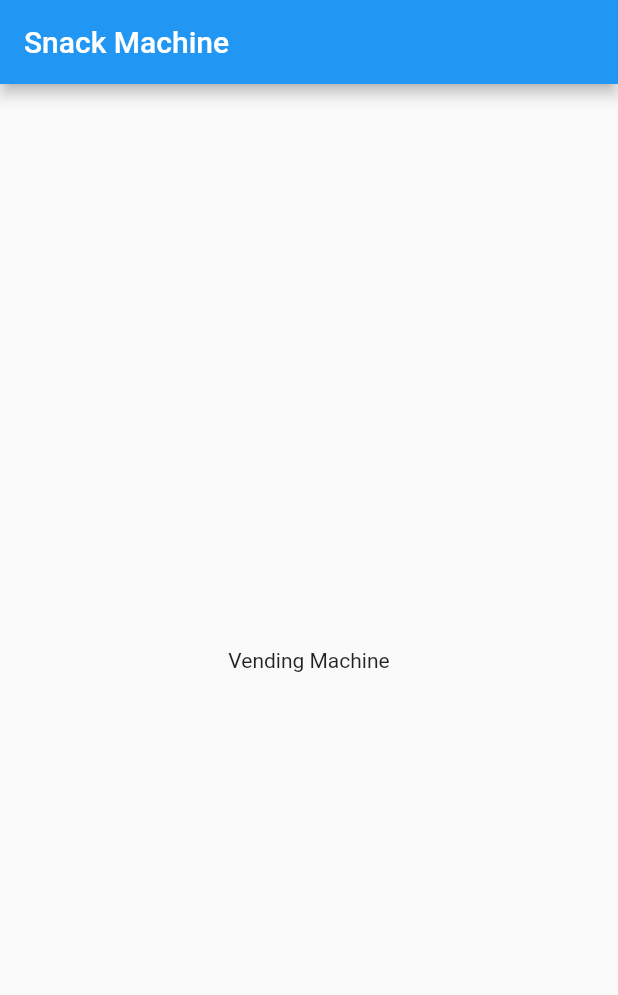
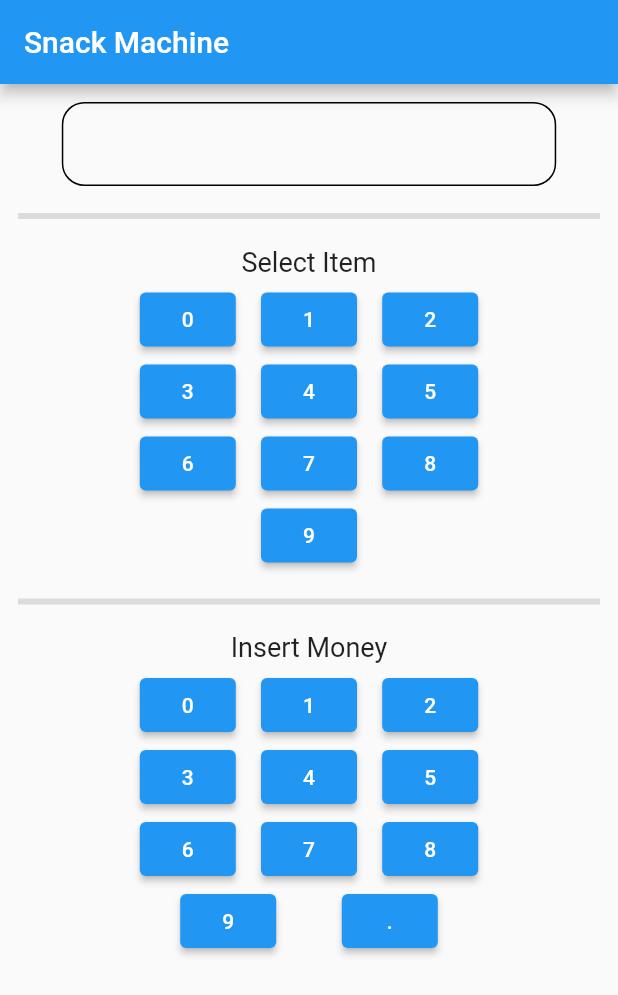
Before and after one commit to laithsiam1/vending-machine, a Flutter app: the screen it shows after launch, on a phone screen of 412 x 824 dp. Shown: the top 995 px of the screen. Run offline on Flutter 3.47's test engine with Material 2 defaults, Android fonts, the light colour scheme and no system bars.

Commit message:
added user-interface on a mobile app

```diff
--- a/lib/main.dart
+++ b/lib/main.dart
@@ -16,6 +16,7 @@ class MyApp extends StatelessWidget {
   Widget build(BuildContext context) {
     return MaterialApp(
       title: 'Vending Machine',
+      debugShowCheckedModeBanner: false,
       theme: ThemeData(
         primarySwatch: Colors.blue,
       ),
@@ -38,7 +39,13 @@ class _SnacksMachineState extends State<SnackMachine> with VendingMachine {
   final int columns = 5;
 
   Item selectedItem = Item(name: '-1');
-  List<List<Item>> items = [[]];
+
+  List<List<Item>> items = List.generate(
+    5,
+    (i) => List.filled(5, Item()),
+    growable: false,
+  );
+
   Map<double, int> availableMoney = {
     50.0: 0,
     20.0: 0,
@@ -52,7 +59,12 @@ class _SnacksMachineState extends State<SnackMachine> with VendingMachine {
   void initState() {
     super.initState();
 
-    initState();
+    initialize();
+
+    print(availableMoney);
+    print(items);
+
+    print(totalAvailableBalance());
   }
 
   void initialize() {
@@ -64,7 +76,7 @@ class _SnacksMachineState extends State<SnackMachine> with VendingMachine {
     for (int r = 0; r < rows; r++)
       for (int c = 0; c < columns; c++)
         items[r][c] = Item(
-          name: 'item $r $c',
+          name: 'item $r$c',
           price: randomNumber,
           quantity: 15,
         );
@@ -76,7 +88,7 @@ class _SnacksMachineState extends State<SnackMachine> with VendingMachine {
 
   double get randomNumber {
     Random random = Random();
-    return random.nextDouble() * 100;
+    return double.parse((random.nextDouble() * 100).toStringAsExponential(2));
   }
 
   double totalAvailableBalance() {
@@ -90,23 +102,30 @@ class _SnacksMachineState extends State<SnackMachine> with VendingMachine {
   }
 
   @override
-  Widget build(BuildContext context) {
-    return Scaffold(
-      appBar: AppBar(
-        title: Text(widget.title),
-      ),
-      body: Center(
-        child: Text('Vending Machine'),
-      ),
-    );
+  void showOnDisplay(String message) {
+    super.showOnDisplay(message);
+
+    keypad.reset();
+
+    setState(() {
+      display.setMessage(message);
+    });
   }
 
   @override
-  void typeOnKeypad(int row, int column) {
+  void readKeypad(int row, int column) {
     keypad.setRow(row);
     keypad.setColumn(column);
 
+    if (!keypad.validateInput()) {
+      showOnDisplay('(item $row$column) not valid');
+
+      return;
+    }
+
     selectedItem = items[row][column];
+
+    print(selectedItem.getName);
 
     // in case there is no enough quantity of this item
     if (selectedItem.getQuantity <= 0) {
@@ -127,7 +146,8 @@ class _SnacksMachineState extends State<SnackMachine> with VendingMachine {
     }
     //else: show the selected item price.
     else {
-      showOnDisplay('${selectedItem.getName} price: ${selectedItem.getPrice}');
+      showOnDisplay(
+          '(${selectedItem.getName}) price: ${selectedItem.getPrice}');
     }
   }
 
@@ -147,8 +167,9 @@ class _SnacksMachineState extends State<SnackMachine> with VendingMachine {
 
       change = calculateChange(remaining);
 
+      // when you have balance in machine but not the appropriate type.
       if (change.isEmpty) {
-        showOnDisplay('no suffecient change');
+        showOnDisplay('no appropriate change');
         return;
       }
 
@@ -162,6 +183,8 @@ class _SnacksMachineState extends State<SnackMachine> with VendingMachine {
     // 1- the inserted balance is equal to item price. (no change is required).
     // 2- if you have enough change to give it back to user.
     selectedItem.subtract();
+
+    showOnDisplay('thank you!');
   }
 
   List<double> calculateChange(double remaining) {
@@ -224,4 +247,102 @@ class _SnacksMachineState extends State<SnackMachine> with VendingMachine {
 
     return change;
   }
+
+  @override
+  Widget build(BuildContext context) {
+    return Scaffold(
+      appBar: AppBar(
+        title: Text(widget.title),
+      ),
+      body: Container(
+        width: MediaQuery.of(context).size.width,
+        padding: EdgeInsets.all(12.0),
+        child: Column(
+          mainAxisAlignment: MainAxisAlignment.start,
+          crossAxisAlignment: CrossAxisAlignment.center,
+          children: [
+            Container(
+              width: MediaQuery.of(context).size.width * 0.8,
+              decoration: BoxDecoration(
+                border: Border.all(),
+                borderRadius: BorderRadius.circular(15),
+              ),
+              alignment: Alignment.center,
+              constraints: BoxConstraints(minHeight: kToolbarHeight),
+              child: Text(
+                display.getMessage(),
+                textAlign: TextAlign.center,
+                style: TextStyle(fontWeight: FontWeight.bold),
+              ),
+            ),
+            Divider(
+              thickness: 4,
+              height: 40,
+            ),
+            Text(
+              'Select Item',
+              style: TextStyle(fontSize: 18),
+            ),
+            SizedBox(
+              height: 4,
+            ),
+            Container(
+              width: MediaQuery.of(context).size.width * 0.6,
+              child: Wrap(
+                alignment: WrapAlignment.spaceEvenly,
+                direction: Axis.horizontal,
+                spacing: 6,
+                children: List<ElevatedButton>.generate(
+                  10,
+                  (index) => ElevatedButton(
+                    onPressed: () {
+                      if (keypad.getRow.isNegative)
+                        keypad.setRow(index);
+                      else
+                        keypad.setColumn(index);
+
+                      if (!keypad.getRow.isNegative &&
+                          !keypad.getColumn.isNegative)
+                        readKeypad(keypad.getRow, keypad.getColumn);
+                    },
+                    child: Text(
+                      index.toString(),
+                    ),
+                  ),
+                ),
+              ),
+            ),
+            Divider(
+              thickness: 4,
+              height: 40,
+            ),
+            Text(
+              'Insert Money',
+              style: TextStyle(fontSize: 18),
+            ),
+            SizedBox(
+              height: 4,
+            ),
+            Container(
+              width: MediaQuery.of(context).size.width * 0.6,
+              child: Wrap(
+                alignment: WrapAlignment.spaceEvenly,
+                direction: Axis.horizontal,
+                spacing: 6,
+                children: List<ElevatedButton>.generate(
+                  11,
+                  (index) => ElevatedButton(
+                    onPressed: () {},
+                    child: Text(
+                      index < 10 ? index.toString() : '.',
+                    ),
+                  ),
+                ),
+              ),
+            ),
+          ],
+        ),
+      ),
+    );
+  }
 }
--- a/lib/modules/interface/keypad.dart
+++ b/lib/modules/interface/keypad.dart
@@ -3,8 +3,8 @@ class Keypad {
   int _column;
 
   Keypad({
-    int row = 0,
-    int column = 0,
+    int row = -1,
+    int column = -1,
   })  : _row = row,
         _column = column;
 
@@ -24,8 +24,15 @@ class Keypad {
     return _column;
   }
 
-  // bool validateInput() {
-  //   //validates if the user input is within the supported range
-  //   return true;
-  // }
+  void reset() {
+    this._row = -1;
+    this._column = -1;
+  }
+
+  bool validateInput() {
+    if (this._row < 5 && this._column < 5)
+      return true;
+    else
+      return false;
+  }
 }
```
Also changed, not shown: lib/modules/vendingMachine.dart (+4 -6 lines).
